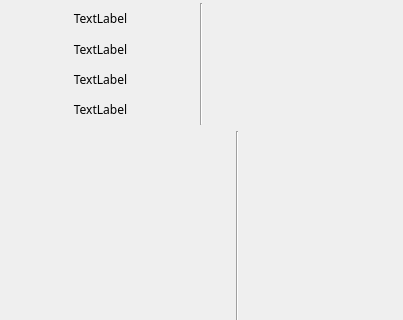
Old version of the form ui/mainwindow.ui in the repository Return-Log/Education-Clock; both pictures show x 0 to 403 and y 0 to 320 of the 403 by 642 pixel window.
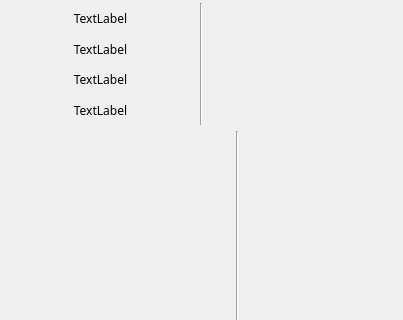
New version of the form. Icons and pictures are not drawn.

```diff
--- a/ui/mainwindow.ui
+++ b/ui/mainwindow.ui
@@ -59,19 +59,19 @@
        <widget class="QWidget" name="widget_3" native="true">
         <layout class="QVBoxLayout" name="verticalLayout_4">
          <property name="spacing">
-          <number>1</number>
+          <number>0</number>
          </property>
          <property name="leftMargin">
-          <number>1</number>
+          <number>0</number>
          </property>
          <property name="topMargin">
-          <number>1</number>
+          <number>0</number>
          </property>
          <property name="rightMargin">
-          <number>1</number>
+          <number>0</number>
          </property>
          <property name="bottomMargin">
-          <number>1</number>
+          <number>0</number>
          </property>
          <item>
           <widget class="QLabel" name="label">
```
Left out of the diff: 16 changed lines with no effect on the pictures.
